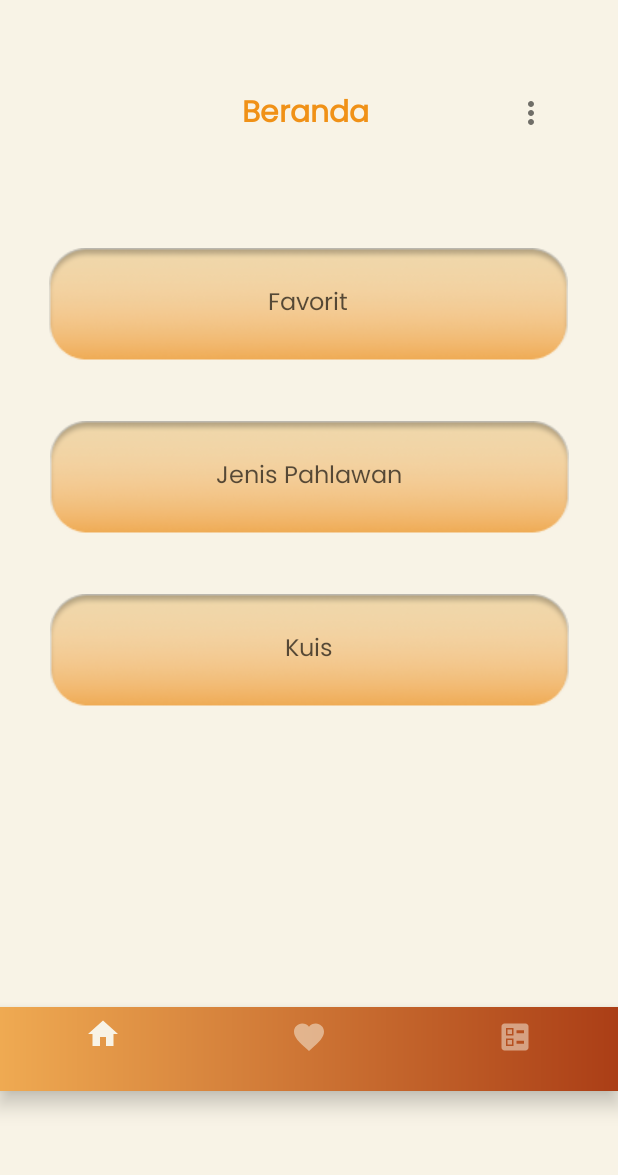
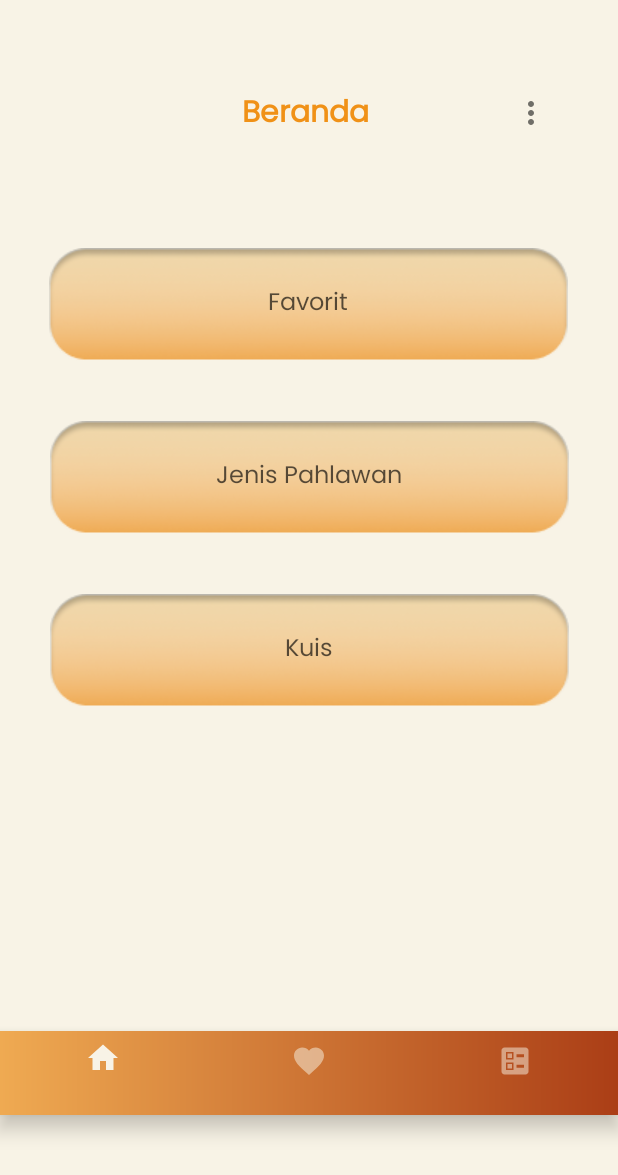
Before and after one commit to christiansiahaann/Pedjoeang, an Android app: the fragment FragmentHome shown on its own in the app's theme, on a phone screen of 412 x 824 dp. Shown: the top 1175 px of the screen. Run offline under Robolectric (Android 15) with nearby library versions, the phone set to English and light mode, and no system bars; plain views replace GradientTextView.

Commit message:
Revisi beranda xml

```diff
--- a/app/src/main/res/layout/beranda.xml
+++ b/app/src/main/res/layout/beranda.xml
@@ -109,7 +109,7 @@
         android:layout_width="match_parent"
         android:layout_height="wrap_content"
         android:layout_alignParentBottom="true"
-        android:layout_marginTop="200dp"
+        android:layout_marginTop="216dp"
         android:background="@drawable/custom_button3"
         app:itemIconTint="@drawable/selector"
         app:layout_constraintTop_toBottomOf="@+id/button3"
```
